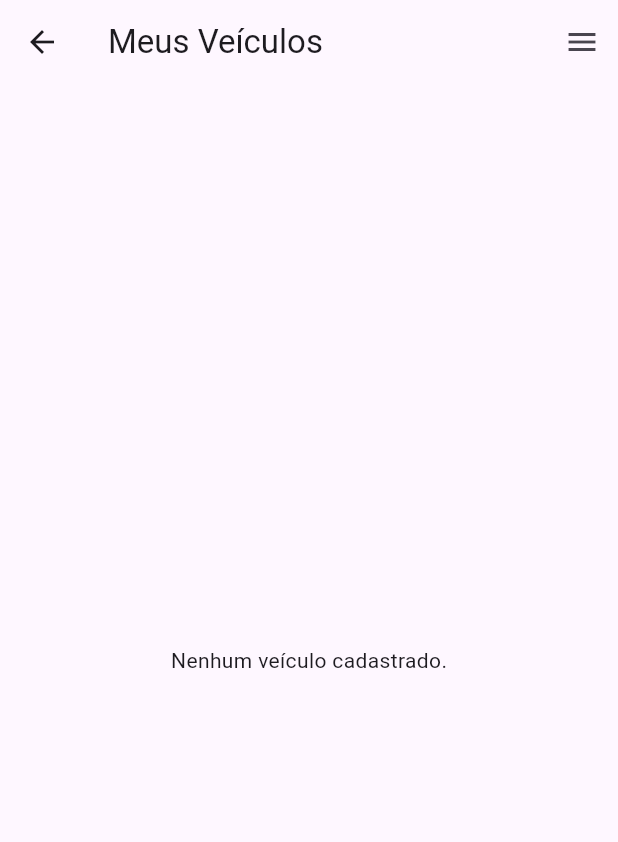
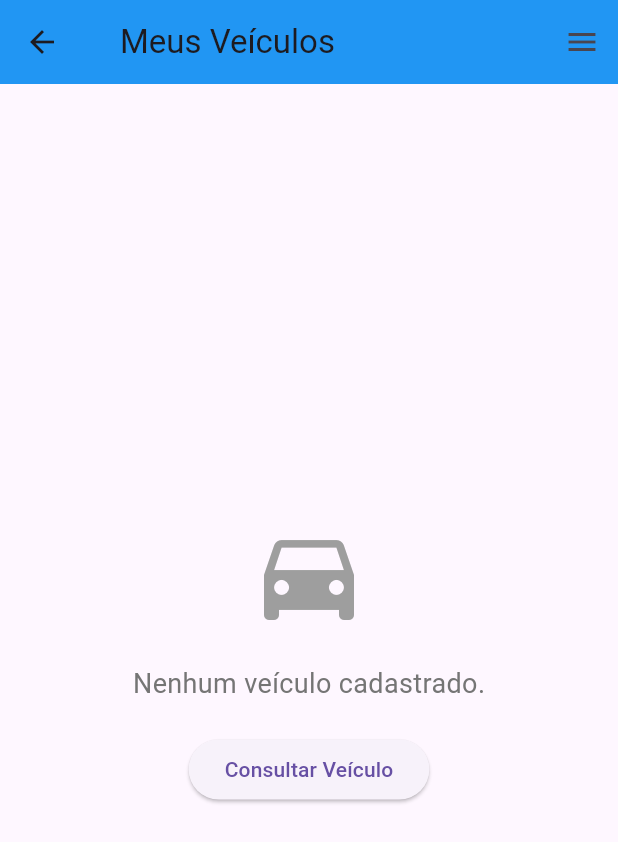
Before and after one commit to DaviVCarvalhos/detran_app, a Flutter app: the screen it shows after launch, after a tap on "Veículo", on a phone screen of 412 x 824 dp. Shown: the top 842 px of the screen. Run offline on Flutter 3.47's test engine with Material 3 defaults, Android fonts, the phone set to English and light mode, and no system bars.

Commit message:
modificacao layout veiculo

```diff
--- a/lib/Pages/Veiculo/VeiculoPage.dart
+++ b/lib/Pages/Veiculo/VeiculoPage.dart
@@ -26,8 +26,48 @@ class _VeiculoPageState extends State<VeiculoPage> {
   @override
   void initState() {
     super.initState();
-    _conteudoAtual = MeusVeiculosPage(veiculos: widget.user.veiculos);
-    _tituloAtual = 'Meus Veículos';
+    if (widget.user.veiculos.isNotEmpty) {
+      _conteudoAtual = MeusVeiculosPage(veiculos: widget.user.veiculos);
+      _tituloAtual = 'Meus Veículos';
+    } else {
+      _conteudoAtual = _buildEmptyState();
+      _tituloAtual = 'Meus Veículos';
+    }
+  }
+
+  Widget _buildEmptyState() {
+    return Center(
+      child: Column(
+        mainAxisAlignment: MainAxisAlignment.center,
+        children: [
+          Icon(Icons.directions_car, size: 80, color: Colors.grey),
+          const SizedBox(height: 20),
+          Text(
+            'Nenhum veículo cadastrado.',
+            style: TextStyle(fontSize: 18, color: Colors.grey[600]),
+          ),
+          const SizedBox(height: 20),
+          ElevatedButton(
+            onPressed: () {
+              if (isUserLoggedIn()) {
+                setState(() {
+                  _conteudoAtual = ConsultarVeiculoPage(
+                    onVeiculoAdicionado: widget.onVeiculoAdicionado,
+                    user: widget.user,
+                  );
+                  _tituloAtual = 'Consulta de Veículo';
+                });
+              } else {
+                setState(() {
+                  _conteudoAtual = const LoginPage();
+                });
+              }
+            },
+            child: const Text('Consultar Veículo'),
+          ),
+        ],
+      ),
+    );
   }
 
   @override
@@ -37,7 +77,17 @@ class _VeiculoPageState extends State<VeiculoPage> {
 
     return Scaffold(
       appBar: AppBar(
-        title: Text(_tituloAtual!),
+        backgroundColor: const Color(0xFF2196F3),
+        title: Container(
+          padding: const EdgeInsets.symmetric(horizontal: 8.0, vertical: 4.0),
+          decoration: BoxDecoration(
+            borderRadius: BorderRadius.circular(8.0),
+          ),
+          child: Text(
+            _tituloAtual!,
+            // style: const TextStyle(color: Colors.white),
+          ),
+        ),
         leading: IconButton(
           icon: const Icon(Icons.arrow_back),
           onPressed: () {
@@ -70,9 +120,14 @@ class _VeiculoPageState extends State<VeiculoPage> {
               onTap: () {
                 if (isUserLoggedIn()) {
                   setState(() {
-                    _conteudoAtual =
-                        MeusVeiculosPage(veiculos: widget.user.veiculos);
-                    _tituloAtual = 'Meus Veículos';
+                    if (widget.user.veiculos.isNotEmpty) {
+                      _conteudoAtual =
+                          MeusVeiculosPage(veiculos: widget.user.veiculos);
+                      _tituloAtual = 'Meus Veículos';
+                    } else {
+                      _conteudoAtual = _buildEmptyState();
+                      _tituloAtual = 'Meus Veículos';
+                    }
                   });
                 } else {
                   setState(() {
--- a/lib/widgets/VeiculoWidget.dart
+++ b/lib/widgets/VeiculoWidget.dart
@@ -23,7 +23,7 @@ class VeiculoWidget extends StatelessWidget {
         return Container(
           width: widgetWidth,
           height: widgetHeight,
-          color: const Color.fromARGB(255, 53, 114, 175),
+          color: const Color(0xFF2196F3),
           child: InkWell(
             onTap: () {
               Navigator.push(
```
